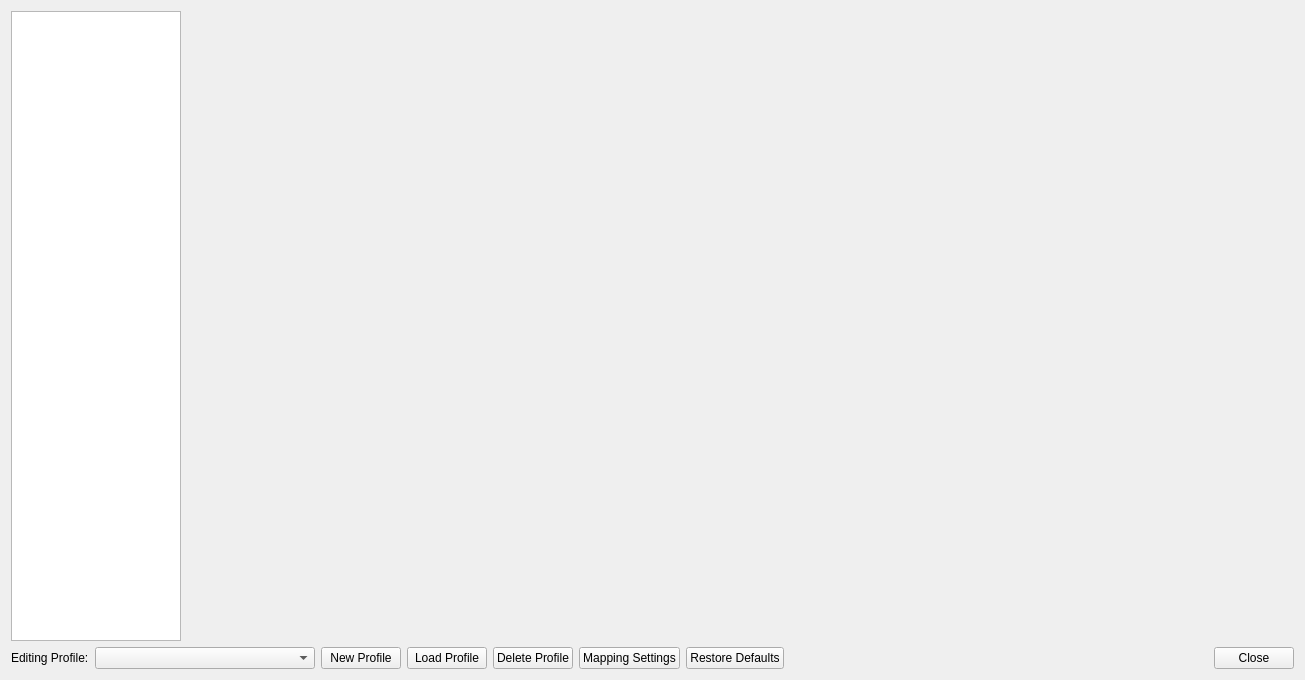
This is pcsx2-qt/Settings/ControllerSettingsWindow.ui in PCSX2/pcsx2 as Qt 5 draws it before an edit. The edited form follows.
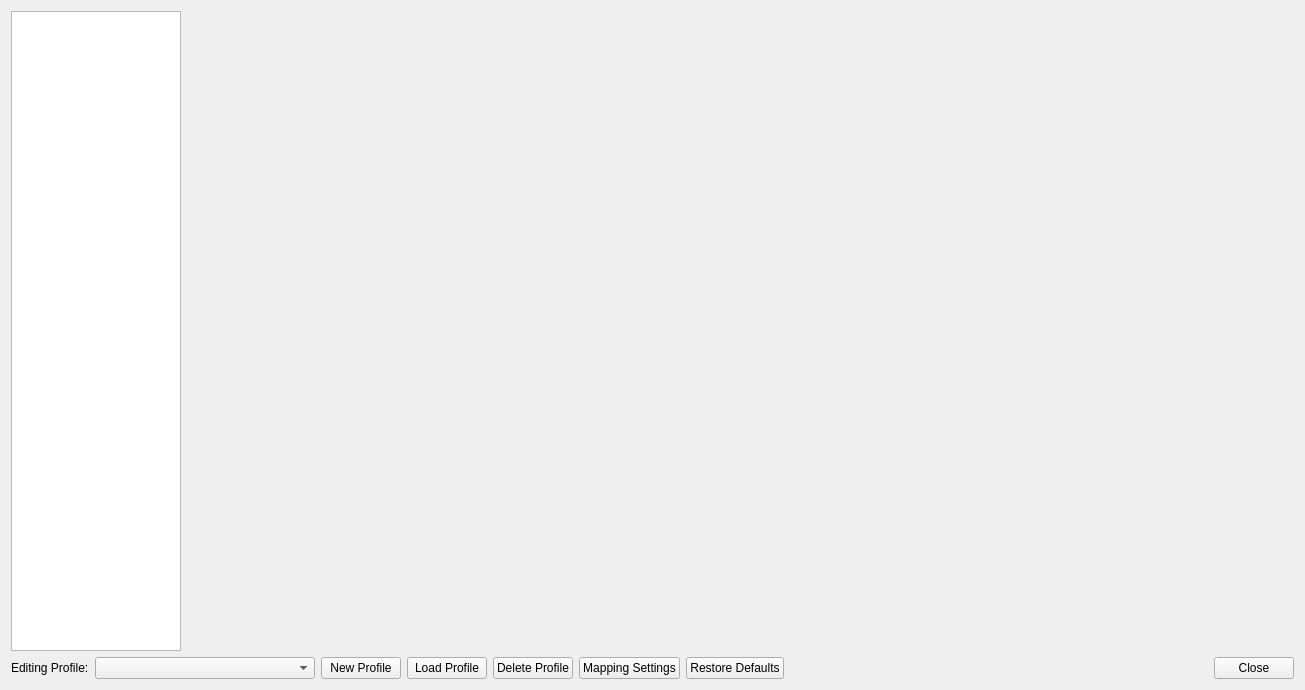
This is the edited form. Icons and pictures are not drawn.

Commit message:
Qt: Increase controller settings window height
Stop it chopping off text when you switch to profile view.

What changed in the file:
```diff
--- a/pcsx2-qt/Settings/ControllerSettingsWindow.ui
+++ b/pcsx2-qt/Settings/ControllerSettingsWindow.ui
@@ -7,7 +7,7 @@
     <x>0</x>
     <y>0</y>
     <width>1305</width>
-    <height>680</height>
+    <height>690</height>
    </rect>
   </property>
   <property name="sizePolicy">
```
Left out of the diff: 3 changed lines with no effect on the pictures. The commit also changes 1 other file.
